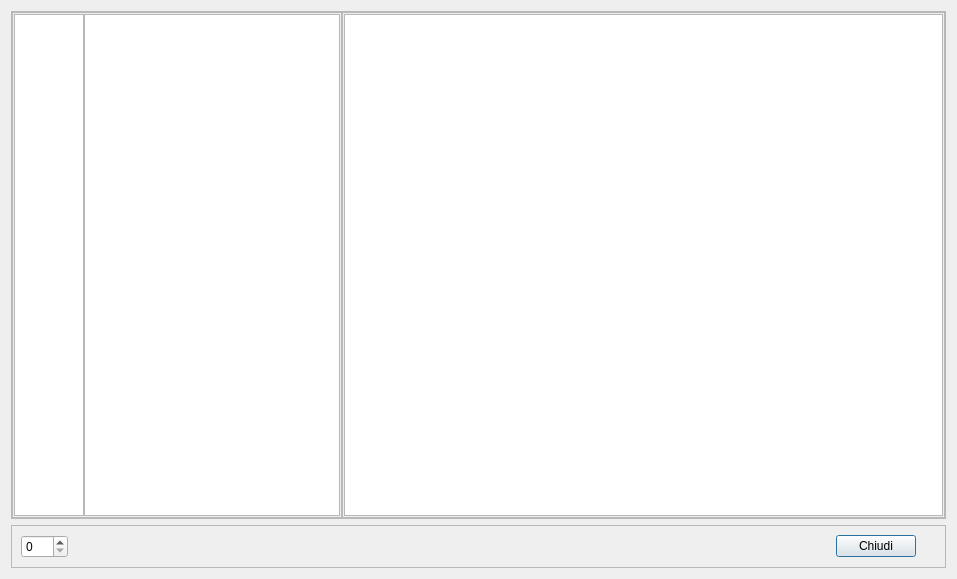
First picture: the form in browsercopertine.ui, repository simon-r/LeScienze500, before the edit.
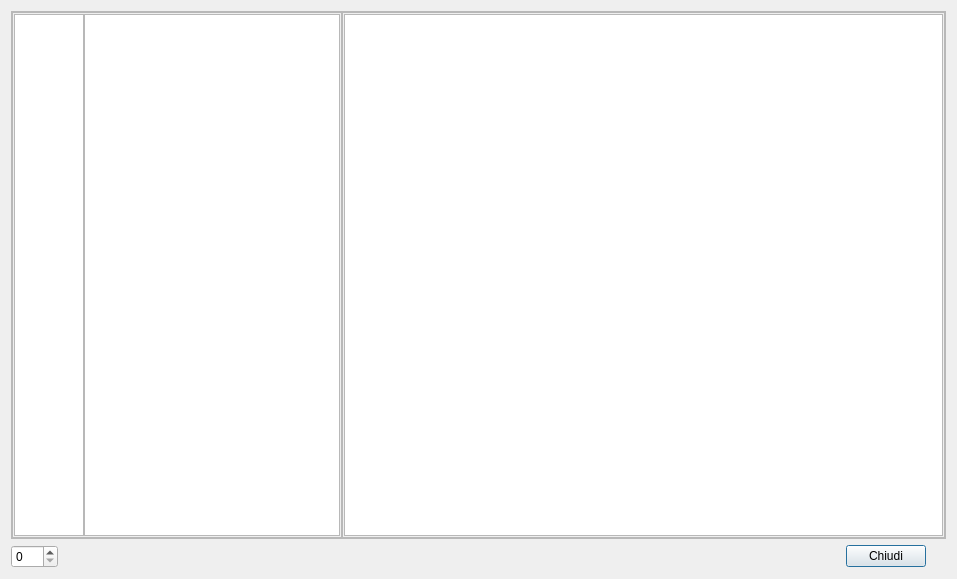
Second picture: the form after the edit. Icons and pictures are not drawn.

Commit message: dom 24 ott 2010, 14.17.57, CEST

The edit to the form file:
```diff
--- a/browsercopertine.ui
+++ b/browsercopertine.ui
@@ -29,7 +29,7 @@
         <x>0</x>
         <y>0</y>
         <width>943</width>
-        <height>521</height>
+        <height>527</height>
        </rect>
       </property>
       <layout class="QGridLayout" name="gridLayout">
@@ -120,33 +120,42 @@
    <item>
     <widget class="QFrame" name="frame">
      <property name="frameShape">
-      <enum>QFrame::StyledPanel</enum>
+      <enum>QFrame::NoFrame</enum>
      </property>
      <property name="frameShadow">
-      <enum>QFrame::Raised</enum>
+      <enum>QFrame::Plain</enum>
+     </property>
+     <property name="lineWidth">
+      <number>0</number>
      </property>
      <layout class="QGridLayout" name="gridLayout_2">
-      <item row="1" column="2">
+      <property name="margin">
+       <number>0</number>
+      </property>
+      <property name="spacing">
+       <number>0</number>
+      </property>
+      <item row="1" column="4">
        <widget class="QPushButton" name="Close">
         <property name="text">
          <string>Chiudi</string>
         </property>
        </widget>
       </item>
-      <item row="1" column="1">
-       <spacer name="horizontalSpacer">
-        <property name="orientation">
-         <enum>Qt::Horizontal</enum>
-        </property>
-        <property name="sizeHint" stdset="0">
-         <size>
-          <width>40</width>
-          <height>20</height>
-         </size>
-        </property>
-       </spacer>
-      </item>
       <item row="1" column="3">
+       <spacer name="horizontalSpacer">
+        <property name="orientation">
+         <enum>Qt::Horizontal</enum>
+        </property>
+        <property name="sizeHint" stdset="0">
+         <size>
+          <width>40</width>
+          <height>20</height>
+         </size>
+        </property>
+       </spacer>
+      </item>
+      <item row="1" column="5">
        <spacer name="horizontalSpacer_3">
         <property name="orientation">
          <enum>Qt::Horizontal</enum>
@@ -172,6 +181,29 @@
         </property>
        </widget>
       </item>
+      <item row="1" column="2">
+       <widget class="QLabel" name="label">
+        <property name="text">
+         <string/>
+        </property>
+        <property name="pixmap">
+         <pixmap resource="icons.qrc">:/logo/logo/pattern.png</pixmap>
+        </property>
+       </widget>
+      </item>
+      <item row="1" column="1">
+       <spacer name="horizontalSpacer_2">
+        <property name="orientation">
+         <enum>Qt::Horizontal</enum>
+        </property>
+        <property name="sizeHint" stdset="0">
+         <size>
+          <width>40</width>
+          <height>20</height>
+         </size>
+        </property>
+       </spacer>
+      </item>
      </layout>
     </widget>
    </item>
```
Left out of the diff: 6 changed lines with no effect on the pictures. The commit also changes 2 other files.
